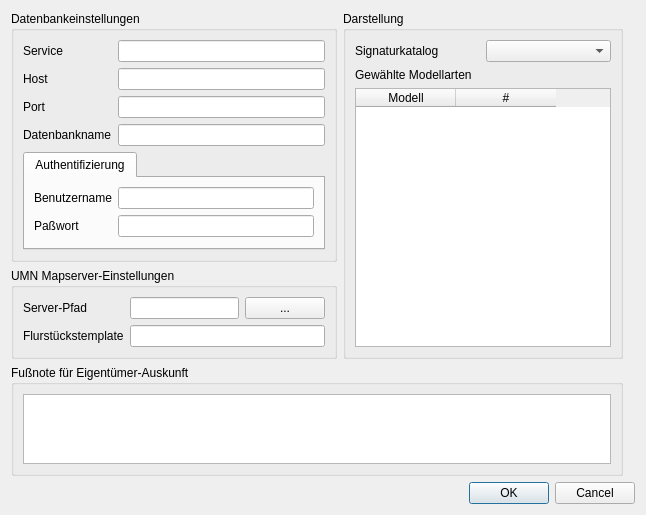
Above: conf.ui from norBIT/alkisplugin before the change. Below: the same form after it.
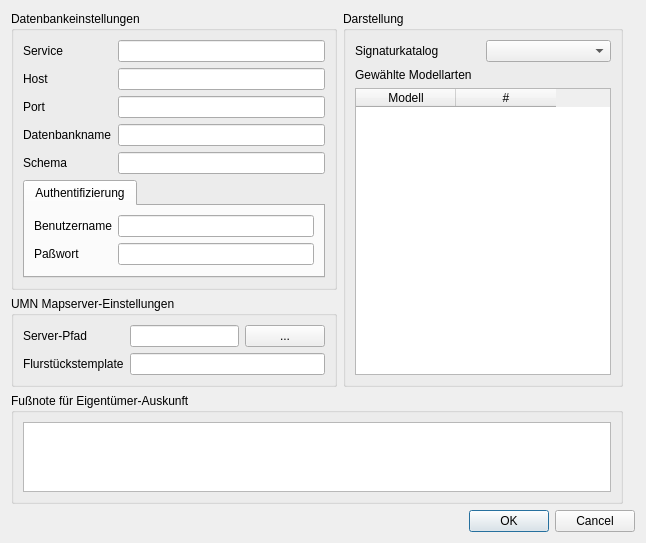
That is the form after the change.

Commit message: * Unterstützung für verschiedene Schemata (erfordert noch norBIT/alkisimport fullschema & norBIT/gdal nas-full-schema Branches) * Kleine Anpassung an volles ALKIS-Modell (ax_flurstueck.zaehler: int => varchar) * Minimale Anpassung der Mapfile-Ausgabe an mapscript 7 * PEP-8 Updates

Patch:
```diff
--- a/conf.ui
+++ b/conf.ui
@@ -90,7 +90,7 @@
       <item row="3" column="1">
        <widget class="QLineEdit" name="leDBNAME"/>
       </item>
-      <item row="4" column="0" colspan="2">
+      <item row="5" column="0" colspan="2">
        <widget class="QTabWidget" name="tabWidget">
         <property name="currentIndex">
          <number>0</number>
@@ -141,6 +141,19 @@
         </widget>
        </widget>
       </item>
+      <item row="4" column="0">
+       <widget class="QLabel" name="label_5">
+        <property name="text">
+         <string>Schema</string>
+        </property>
+        <property name="buddy">
+         <cstring>leDBNAME</cstring>
+        </property>
+       </widget>
+      </item>
+      <item row="4" column="1">
+       <widget class="QLineEdit" name="leSCHEMA"/>
+      </item>
      </layout>
     </widget>
    </item>
```
Left out of the diff: 1 changed line with no effect on the pictures. The commit also changes 3 other files.
